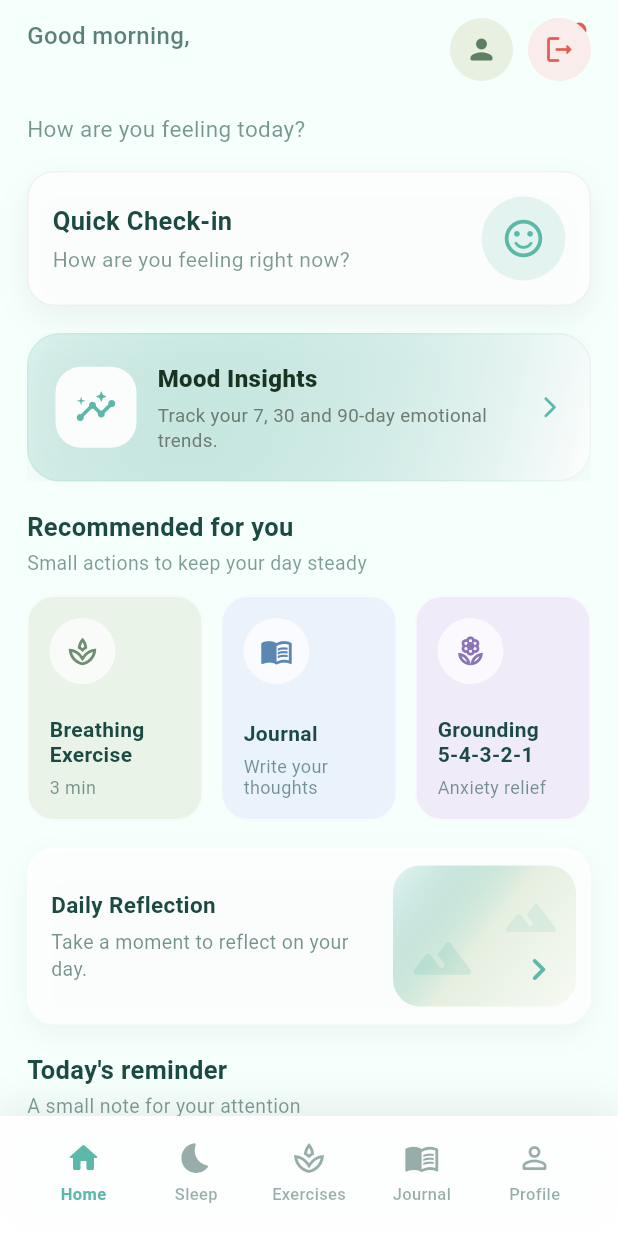
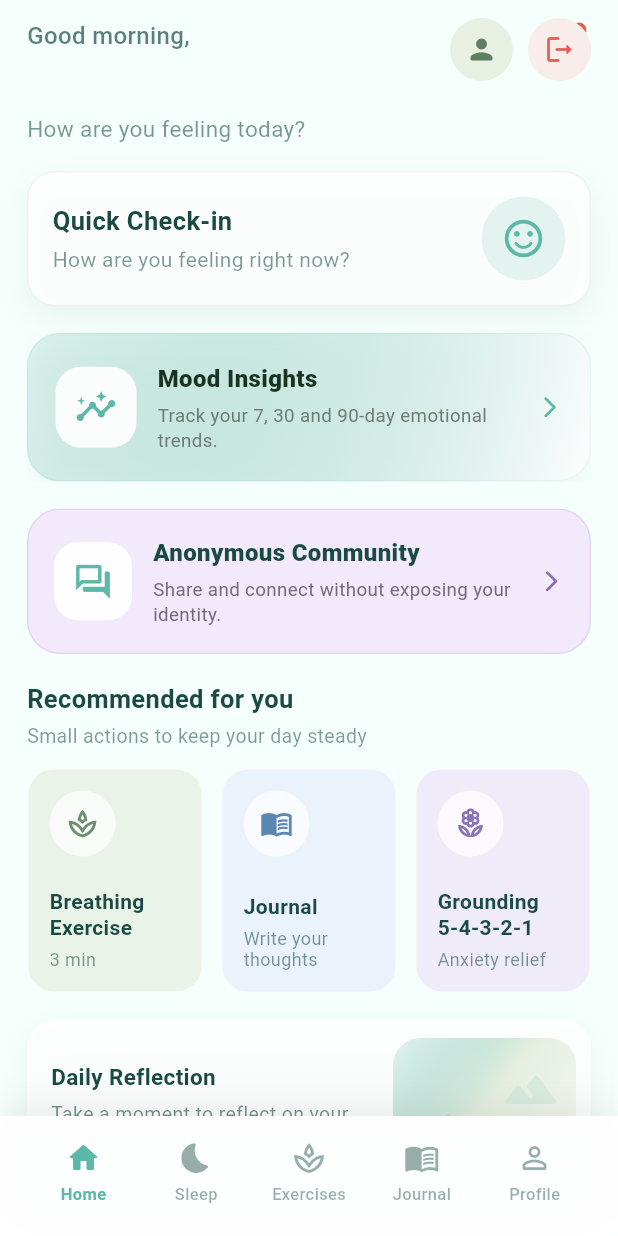
Before and after one commit to nusaibuhh/AuraMind, a Flutter app: the HomeScreen screen opened directly, on a phone screen of 412 x 824 dp. Run offline on Flutter 3.47's test engine with Material 3 defaults, Android fonts, the phone set to English and light mode, and no system bars; our stand-ins replace shared_preferences; missing offline and left inert: dart:js; accounts and stored records are empty; network calls fail; statements that could not run were skipped.

Commit message:
Add Module 1 anonymous community forum

```diff
--- /dev/null
+++ b/lib/models/community_post.dart
@@ -0,0 +1,40 @@
+class CommunityPost {
+  const CommunityPost({
+    required this.id,
+    required this.authorAlias,
+    required this.content,
+    required this.createdAt,
+    required this.reportCount,
+  });
+
+  final String id;
+  final String authorAlias;
+  final String content;
+  final DateTime createdAt;
+  final int reportCount;
+
+  static DateTime _parseCreatedAt(dynamic value) {
+    final raw = value?.toString().trim() ?? '';
+    if (raw.isEmpty) return DateTime.now();
+
+    final normalized = raw.contains('T') ? raw : raw.replaceFirst(' ', 'T');
+    final hasTimezone = normalized.endsWith('Z') ||
+        RegExp(r'[+-]\d{2}:?\d{2}$').hasMatch(normalized);
+
+    final parsed = DateTime.tryParse(
+      hasTimezone ? normalized : '${normalized}Z',
+    );
+
+    return parsed?.toLocal() ?? DateTime.now();
+  }
+
+  factory CommunityPost.fromJson(Map<String, dynamic> json) {
+    return CommunityPost(
+      id: json['id'] as String,
+      authorAlias: json['author_alias'] as String? ?? 'Anonymous',
+      content: json['content'] as String? ?? '',
+      createdAt: _parseCreatedAt(json['created_at']),
+      reportCount: json['report_count'] as int? ?? 0,
+    );
+  }
+}
--- a/lib/screens/home/home_screen.dart
+++ b/lib/screens/home/home_screen.dart
@@ -10,8 +10,7 @@ import '../sleep/sleep_insights_screen.dart';
 import '../sleep/sleep_history_screen.dart';
 import '../breathing/breathing_screen.dart';
 import '../grounding/grounding_screen.dart';
-import 'mood_analytics_screen.dart';
-
+import '../community/community_forum_screen.dart';
 import 'mood_analytics_screen.dart';
 
 class HomeScreen extends StatefulWidget {
@@ -75,7 +74,8 @@ class _HomeScreenState extends State<HomeScreen> {
                             context: context,
                             builder: (_) => AlertDialog(
                               title: Text(auth.user?.name ?? 'Profile'),
-                              content: const Text('View your profile information.'),
+                              content:
+                                  const Text('View your profile information.'),
                               actions: [
                                 TextButton(
                                   onPressed: () => Navigator.of(context).pop(),
@@ -85,7 +85,9 @@ class _HomeScreenState extends State<HomeScreen> {
                                   onPressed: () {
                                     Navigator.of(context).pop();
                                     auth.logout();
-                                    context.read<AppThemeProvider>().resetCheckIn();
+                                    context
+                                        .read<AppThemeProvider>()
+                                        .resetCheckIn();
                                     Navigator.of(context).pushAndRemoveUntil(
                                       MaterialPageRoute(
                                           builder: (_) => const LoginScreen()),
@@ -117,6 +119,17 @@ class _HomeScreenState extends State<HomeScreen> {
                           Navigator.of(context).push(
                             MaterialPageRoute(
                               builder: (_) => const MoodAnalyticsScreen(),
+                            ),
+                          );
+                        },
+                      ),
+                      const SizedBox(height: 18),
+                      _CommunityForumCard(
+                        accent: theme.colorScheme.primary,
+                        onTap: () {
+                          Navigator.of(context).push(
+                            MaterialPageRoute(
+                              builder: (_) => const CommunityForumScreen(),
                             ),
                           );
                         },
@@ -156,9 +169,9 @@ class _HomeScreenState extends State<HomeScreen> {
                             ),
                           ),
                           const SizedBox(width: 12),
-                          const Expanded(
+                          Expanded(
                             child: _RecommendationTile(
-                              background: Color(0xFFF0EBF8),
+                              background: const Color(0xFFF0EBF8),
                               icon: Icons.local_florist_outlined,
                               iconColor: Color(0xFF8A74B8),
                               title: 'Grounding\n5-4-3-2-1',
@@ -363,7 +376,8 @@ class _QuickCheckInCard extends StatelessWidget {
                       'How are you feeling right now?',
                       style: TextStyle(
                         fontSize: 14,
-                        color: theme.colorScheme.onSurface.withValues(alpha: 0.56),
+                        color:
+                            theme.colorScheme.onSurface.withValues(alpha: 0.56),
                       ),
                     ),
                   ],
@@ -807,7 +821,8 @@ class _BottomNavBar extends StatelessWidget {
                       item.$2,
                       style: TextStyle(
                         fontSize: 11,
-                        fontWeight: selected ? FontWeight.w700 : FontWeight.w500,
+                        fontWeight:
+                            selected ? FontWeight.w700 : FontWeight.w500,
                         color: color,
                       ),
                     ),
@@ -918,3 +933,75 @@ class _CircleIconButton extends StatelessWidget {
     );
   }
 }
+
+class _CommunityForumCard extends StatelessWidget {
+  const _CommunityForumCard({
+    required this.accent,
+    required this.onTap,
+  });
+
+  final Color accent;
+  final VoidCallback onTap;
+
+  @override
+  Widget build(BuildContext context) {
+    return Material(
+      color: Colors.transparent,
+      child: InkWell(
+        onTap: onTap,
+        borderRadius: BorderRadius.circular(22),
+        child: Ink(
+          width: double.infinity,
+          padding: const EdgeInsets.all(17),
+          decoration: BoxDecoration(
+            color: const Color(0xFFF2EAFB),
+            borderRadius: BorderRadius.circular(22),
+            border: Border.all(color: const Color(0xFFE2D4F2)),
+          ),
+          child: Row(
+            children: [
+              Container(
+                width: 52,
+                height: 52,
+                decoration: BoxDecoration(
+                  color: Colors.white.withValues(alpha: 0.9),
+                  borderRadius: BorderRadius.circular(16),
+                ),
+                child: Icon(Icons.forum_outlined, color: accent, size: 27),
+              ),
+              const SizedBox(width: 14),
+              const Expanded(
+                child: Column(
+                  crossAxisAlignment: CrossAxisAlignment.start,
+                  children: [
+                    Text(
+                      'Anonymous Community',
+                      style: TextStyle(
+                        fontSize: 16,
+                        fontWeight: FontWeight.w800,
+                      ),
+                    ),
+                    SizedBox(height: 4),
+                    Text(
+                      'Share and connect without exposing your identity.',
+                      style: TextStyle(
+                        fontSize: 12.5,
+                        height: 1.35,
+                        color: Color(0xFF746A7A),
+                      ),
+                    ),
+                  ],
+                ),
+              ),
+              const Icon(
+                Icons.arrow_forward_ios_rounded,
+                size: 17,
+                color: Color(0xFF8C6AAF),
+              ),
+            ],
+          ),
+        ),
+      ),
+    );
+  }
+}
```
Also changed, not shown: lib/screens/community/community_forum_screen.dart (added, +441 -0 lines), lib/services/api_service.dart (+42 -0 lines), 2 other files.
